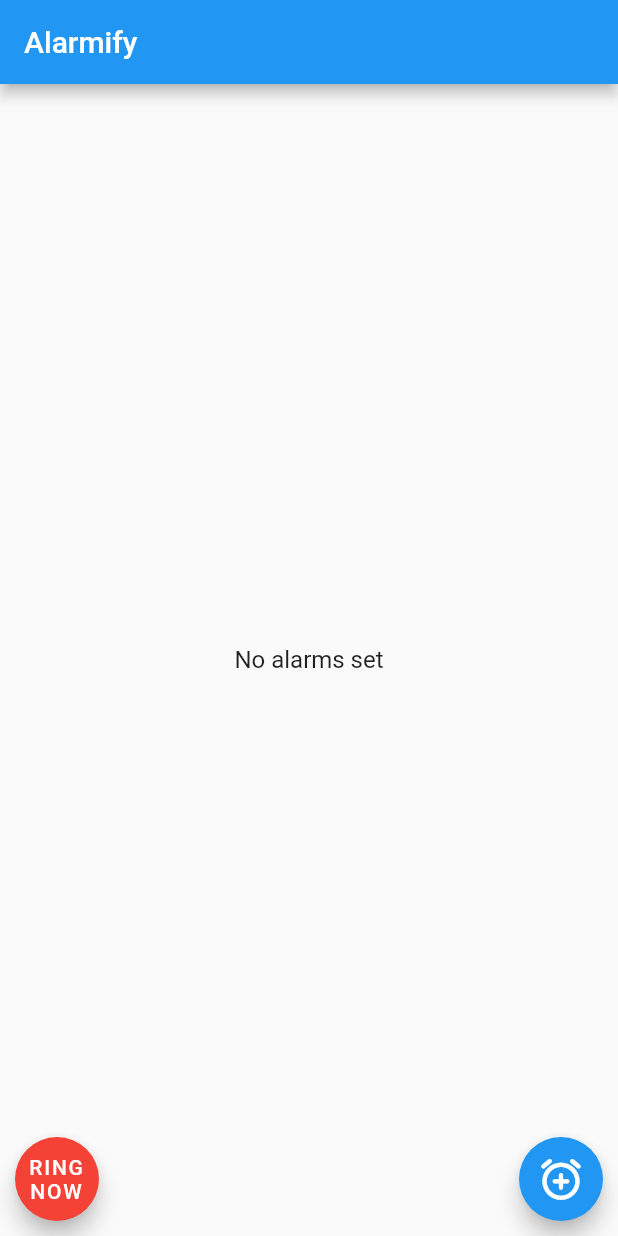
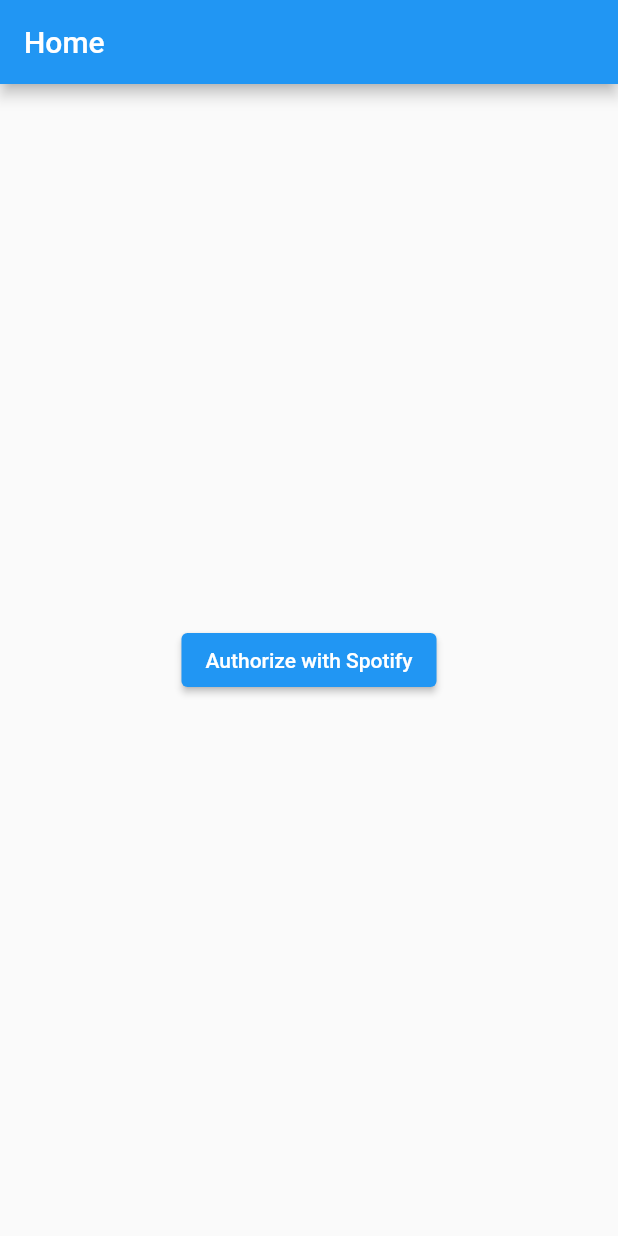
Before and after one commit to TobiasKothbauer/alarmify, a Flutter app: the screen it shows after launch, on a phone screen of 412 x 824 dp. Run offline on Flutter 3.47's test engine with Material 2 defaults, Android fonts, the phone set to English and light mode, and no system bars; our stand-ins replace uni_links; missing offline and left inert: alarm, spotify, spotify_sdk.

Commit message:
try Spotify Auth, WIp

```diff
--- a/lib/main.dart
+++ b/lib/main.dart
@@ -1,17 +1,47 @@
-import 'dart:async';
-import 'package:alarmify/views/home_view.dart';
+import 'package:alarmify/views/Spotify_auth_view.dart';
 import 'package:flutter/material.dart';
-import 'package:alarm/alarm.dart';
-import 'package:flutter/services.dart';
+import 'package:spotify_sdk/spotify_sdk.dart';
+import 'services/spotify_auth.dart';
 
-Future<void> main() async {
-  WidgetsFlutterBinding.ensureInitialized();
-  SystemChrome.setPreferredOrientations([DeviceOrientation.portraitUp]);
+void main() {
+  runApp(MyApp());
+}
 
-  await Alarm.init(showDebugLogs: true);
+class MyApp extends StatelessWidget {
+  @override
+  Widget build(BuildContext context) {
+    return MaterialApp(
+      title: 'Your App',
+      theme: ThemeData(
+        primarySwatch: Colors.blue,
+      ),
+      routes: {
+        '/': (_) => HomeScreen(),
+        '/spotify-auth': (_) => SpotifyAuthScreen(redirectUri: 'alarmify://callback'),
+      },
+    );
+  }
+}
 
-  runApp(const MaterialApp(home: ClockHome()));
-
-
-
+class HomeScreen extends StatelessWidget {
+  @override
+  Widget build(BuildContext context) {
+    return Scaffold(
+      appBar: AppBar(
+        title: Text('Home'),
+      ),
+      body: Center(
+        child: ElevatedButton(
+          onPressed: () {
+            Navigator.pushNamed(context, '/spotify-auth',
+                arguments: {
+                  'redirectUri': 'alarmify://callback',
+                }
+            );
+          },
+          child: Text('Authorize with Spotify'),
+        ),
+      ),
+    );
+  }
 }
--- a/pubspec.yaml
+++ b/pubspec.yaml
@@ -39,6 +39,9 @@
   spotify: ^0.11.0
   url_launcher: ^6.1.11
   uni_links: ^0.5.1
+  flutter_dotenv: ^5.0.2
+  sized_icon_button: ^0.0.2
+  spotify_sdk: ^2.3.1
 
 
 dev_dependencies:
```
Also changed, not shown: lib/services/spotify_auth.dart (added, +109 -0 lines), lib/services/spotify_authorize.dart (added, +53 -0 lines), lib/views/Spotify_auth_view.dart (added, +34 -0 lines), pubspec.lock, 6 other files.
